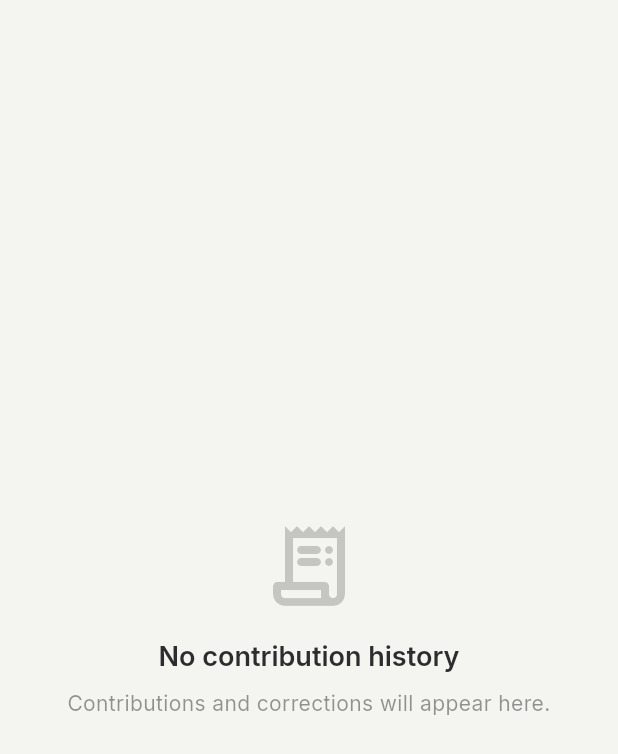
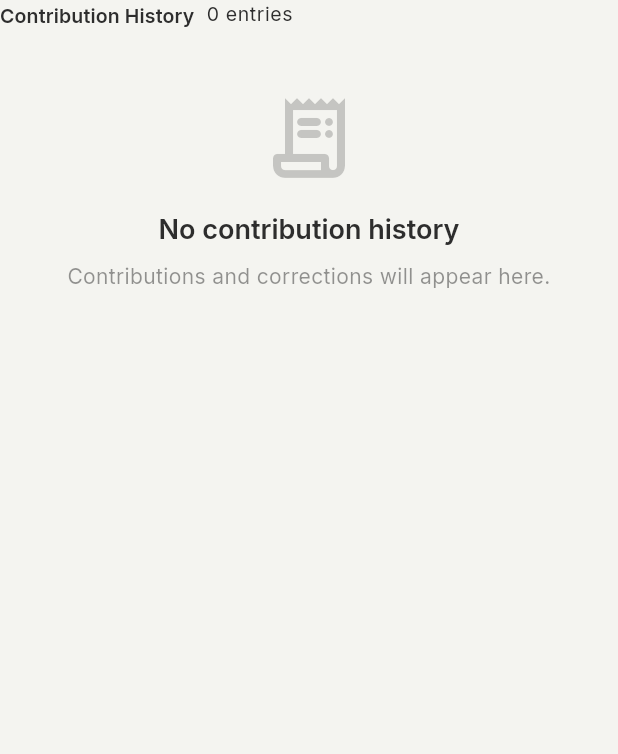
Before and after one commit to santhosh9863/gowriganesha, a Flutter app: the _ContributionList widget shown alone on an empty page, opened directly with empty values, on a phone screen of 412 x 824 dp. Shown: the top 754 px of the screen. Run offline on Flutter 3.47's test engine with Material 3 defaults, Android fonts, the phone set to English and light mode, and no system bars; our stand-ins replace cloud_firestore, firebase_core, firebase_storage, fl_chart, flutter_riverpod, go_router and 4 more; accounts and stored records are empty; statements that could not run were skipped.

Commit message:
phase9.3: contribution history polish — count, skeleton loading, visual consistency

```diff
--- a/lib/features/collections/collection_detail_page.dart
+++ b/lib/features/collections/collection_detail_page.dart
@@ -336,13 +336,6 @@
               ),
             ),
             const SizedBox(height: AppSpacing.xxl),
-            Text(
-              'Contribution History',
-              style: theme.textTheme.titleSmall?.copyWith(
-                fontWeight: FontWeight.w600,
-              ),
-            ),
-            const SizedBox(height: AppSpacing.sm),
             _ContributionList(targetId: target.id),
             if (hasOverdue) ...[
               const SizedBox(height: AppSpacing.lg),
@@ -596,10 +589,51 @@
     final contributionsAsync = ref.watch(contributionsStreamProvider(targetId));
     final theme = Theme.of(context);
 
-    return contributionsAsync.when(
-      loading: () => const Padding(
-        padding: EdgeInsets.symmetric(vertical: 8),
-        child: Center(child: CircularProgressIndicator(strokeWidth: 2)),
+    return Column(
+      crossAxisAlignment: CrossAxisAlignment.start,
+      children: [
+        Row(
+          children: [
+            Text(
+              'Contribution History',
+              style: theme.textTheme.titleSmall?.copyWith(
+                fontWeight: FontWeight.w600,
+              ),
+            ),
+            contributionsAsync.whenOrNull(
+              data: (contributions) => Text(
+                '  ${contributions.length} ${contributions.length == 1 ? 'entry' : 'entries'}',
+                style: theme.textTheme.bodySmall?.copyWith(
+                  color: theme.colorScheme.onSurfaceVariant,
+                ),
+              ),
+            ) ?? const SizedBox.shrink(),
+          ],
+        ),
+        const SizedBox(height: AppSpacing.sm),
+        contributionsAsync.when(
+          loading: () => Column(
+            children: List.generate(3, (_) => const Padding(
+              padding: EdgeInsets.symmetric(vertical: 6),
+              child: Row(
+                children: [
+                  AppSkeleton(width: 34, height: 34, borderRadius: 8),
+                  SizedBox(width: 12),
+                  Expanded(
+                    child: Column(
+                      crossAxisAlignment: CrossAxisAlignment.start,
+                      children: [
+                        AppSkeleton(width: double.infinity, height: 14),
+                        SizedBox(height: 6),
+                        AppSkeleton(width: 100, height: 10),
+                      ],
+                    ),
+                  ),
+                  SizedBox(width: 8),
+                  AppSkeleton(width: 80, height: 16),
+                ],
+              ),
+            )),
           ),
           error: (e, _) => Padding(
             padding: const EdgeInsets.symmetric(vertical: 8),
@@ -629,6 +663,8 @@
                   .toList(),
             );
           },
+        ),
+      ],
     );
   }
 }
@@ -701,17 +737,16 @@
                   children: [
                     Container(
                       padding: const EdgeInsets.symmetric(
-                          horizontal: 6, vertical: 1),
+                          horizontal: 6, vertical: 2),
                       decoration: BoxDecoration(
                         color: iconBg,
-                        borderRadius: BorderRadius.circular(4),
+                        borderRadius: BorderRadius.circular(6),
                       ),
                       child: Text(
                         typeLabel,
                         style: theme.textTheme.labelSmall?.copyWith(
                           color: iconColor,
                           fontWeight: FontWeight.w600,
-                          fontSize: 9,
                         ),
                       ),
                     ),
```
Lines whose indentation alone changed are shown as unchanged.
